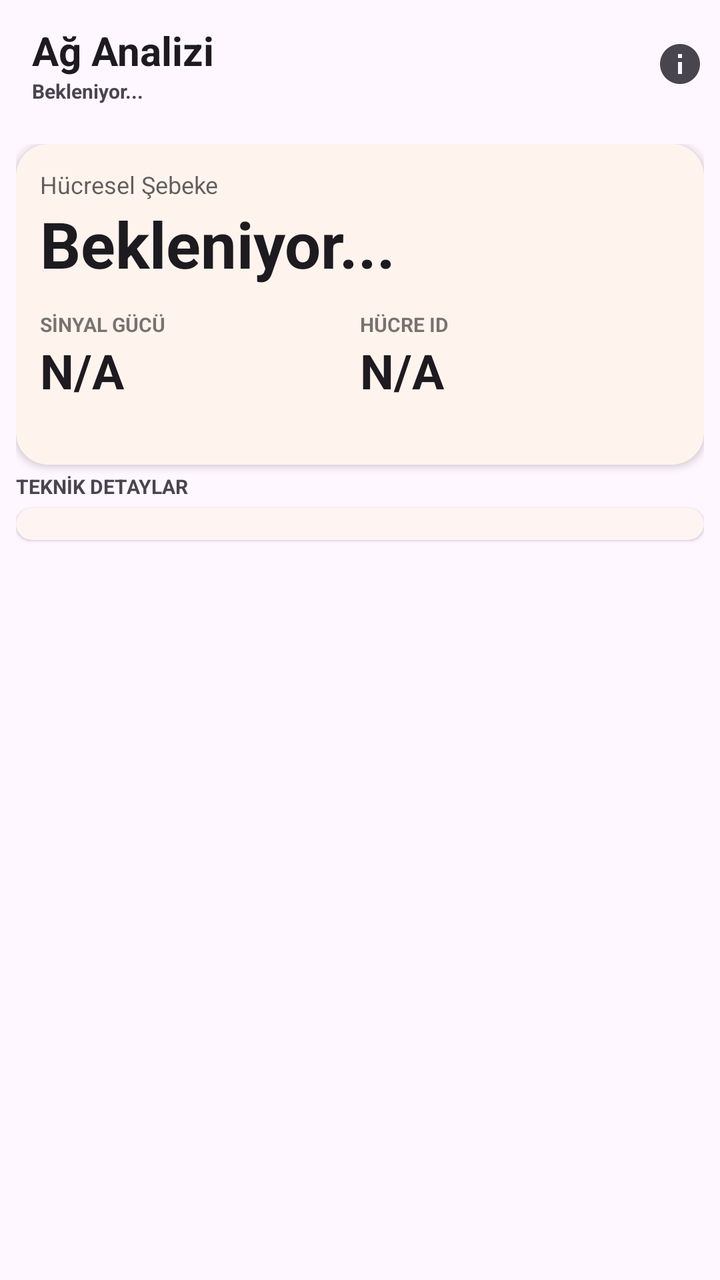
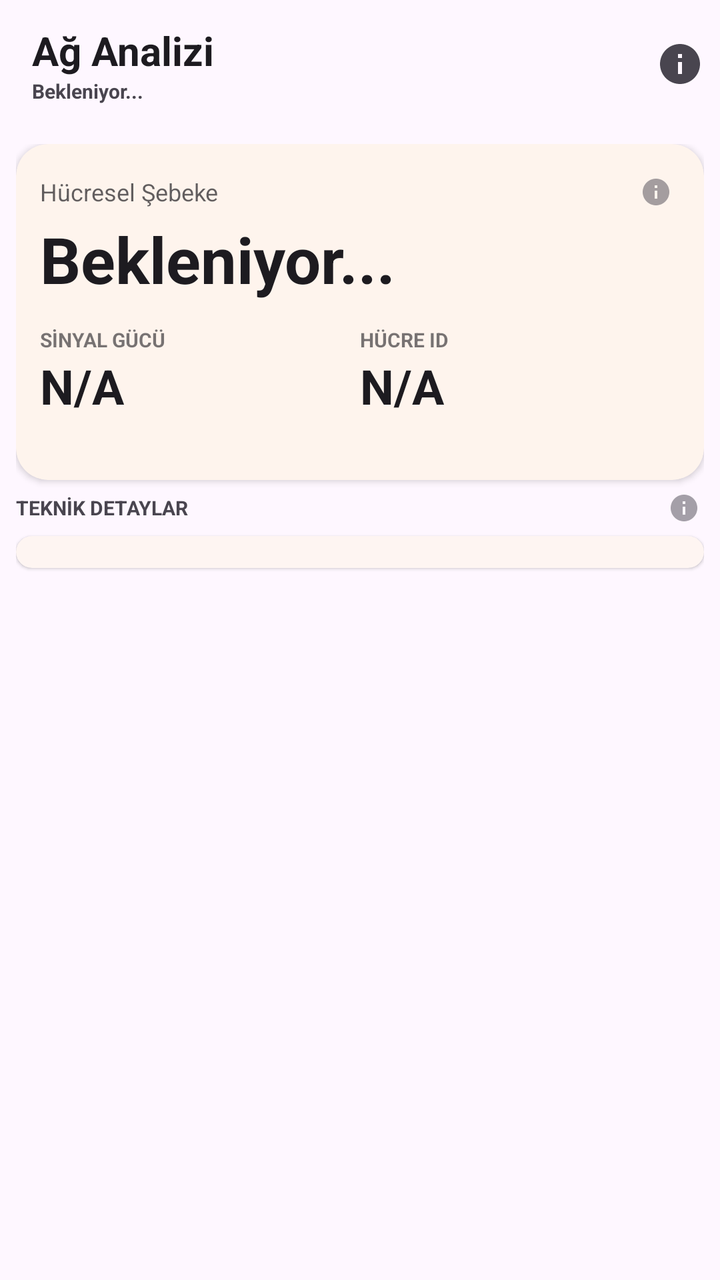

An Android layout rendered at two revisions. The XML below is the earlier revision; the diff shows what the commit changed to produce the second picture.
<!-- AndroidManifest.xml: application theme Theme.NetworkAnalyzer -->
<!-- res/layout/activity_main.xml -->
<?xml version="1.0" encoding="utf-8"?>
<androidx.coordinatorlayout.widget.CoordinatorLayout xmlns:android="http://schemas.android.com/apk/res/android"
    xmlns:app="http://schemas.android.com/apk/res-auto"
    xmlns:tools="http://schemas.android.com/tools"
    android:layout_width="match_parent"
    android:layout_height="match_parent"
    android:fitsSystemWindows="false"
    tools:context=".MainActivity">

    <com.google.android.material.appbar.AppBarLayout
        android:layout_width="match_parent"
        android:layout_height="wrap_content"
        app:elevation="0dp">

        <androidx.appcompat.widget.Toolbar
            android:id="@+id/toolbar"
            android:layout_width="match_parent"
            android:layout_height="?attr/actionBarSize">

                <RelativeLayout
                    android:layout_width="match_parent"
                    android:layout_height="wrap_content">

                    <LinearLayout
                        android:layout_width="wrap_content"
                        android:layout_height="wrap_content"
                        android:orientation="vertical"
                        android:layout_alignParentStart="true">

                        <TextView
                            android:layout_width="wrap_content"
                            android:layout_height="wrap_content"
                            android:text="@string/app_name"
                            android:textColor="?attr/colorOnSurface"
                            android:textSize="20sp"
                            android:textStyle="bold" />

                        <TextView
                            android:id="@+id/txtUpdateTime"
                            android:layout_width="wrap_content"
                            android:layout_height="wrap_content"
                            android:text="@string/waiting"
                            android:textColor="?attr/colorOnSurfaceVariant"
                            android:textSize="10sp"
                            android:textStyle="bold" />
                    </LinearLayout>

                    <ImageButton
                        android:id="@+id/btnAbout"
                        android:layout_width="40dp"
                        android:layout_height="40dp"
                        android:layout_alignParentEnd="true"
                        android:layout_centerVertical="true"
                        android:background="?attr/selectableItemBackgroundBorderless"
                        android:src="@drawable/ic_info"
                        app:tint="?attr/colorOnSurfaceVariant" />
                </RelativeLayout>
        </androidx.appcompat.widget.Toolbar>
    </com.google.android.material.appbar.AppBarLayout>

    <LinearLayout
        android:id="@+id/layoutWaitingPermissions"
        android:layout_width="match_parent"
        android:layout_height="match_parent"
        android:orientation="vertical"
        android:gravity="center"
        android:padding="24dp"
        android:visibility="gone"
        app:layout_behavior="@string/appbar_scrolling_view_behavior">

        <TextView
            android:layout_width="wrap_content"
            android:layout_height="wrap_content"
            android:text="@string/waiting_for_permissions"
            android:textColor="?attr/colorOnSurface"
            android:textSize="20sp"
            android:textStyle="bold"
            android:layout_marginBottom="16dp"
            android:gravity="center" />

        <TextView
            android:layout_width="wrap_content"
            android:layout_height="wrap_content"
            android:text="@string/waiting_for_permissions_desc"
            android:textColor="?attr/colorOnSurfaceVariant"
            android:textSize="14sp"
            android:layout_marginBottom="24dp"
            android:gravity="center" />

        <com.google.android.material.button.MaterialButton
            android:id="@+id/btnRequestPermissions"
            android:layout_width="wrap_content"
            android:layout_height="wrap_content"
            android:text="@string/grant_permissions"
            android:layout_marginBottom="8dp"
            app:cornerRadius="12dp" />

        <com.google.android.material.button.MaterialButton
            android:id="@+id/btnOpenSettings"
            style="@style/Widget.MaterialComponents.Button.OutlinedButton"
            android:layout_width="wrap_content"
            android:layout_height="wrap_content"
            android:text="@string/open_settings"
            app:cornerRadius="12dp" />
    </LinearLayout>

    <LinearLayout
        android:id="@+id/mainContentContainer"
        android:layout_width="match_parent"
        android:layout_height="match_parent"
        android:orientation="vertical"
        android:padding="8dp"
        android:fitsSystemWindows="false"
        app:layout_behavior="@string/appbar_scrolling_view_behavior">

        
        <com.google.android.material.card.MaterialCardView
            android:id="@+id/cardActiveHub"
            android:layout_width="match_parent"
            android:layout_height="wrap_content"
            android:layout_marginBottom="4dp"
            app:cardCornerRadius="16dp"
            app:cardElevation="2dp"
            app:strokeWidth="0dp">

            <LinearLayout
                android:layout_width="match_parent"
                android:layout_height="wrap_content"
                android:orientation="vertical"
                android:padding="12dp">

                <TextView
                    android:id="@+id/txtHubTitle"
                    android:layout_width="wrap_content"
                    android:layout_height="wrap_content"
                    android:text="@string/mobile_network"
                    android:textColor="?attr/colorOnSurface"
                    android:textSize="12sp"
                    android:alpha="0.7" />

                <TextView
                    android:id="@+id/txtHubMainValue"
                    android:layout_width="wrap_content"
                    android:layout_height="wrap_content"
                    android:text="@string/waiting"
                    android:textColor="?attr/colorOnSurface"
                    android:textSize="32sp"
                    android:textStyle="bold" />

                <LinearLayout
                    android:layout_width="match_parent"
                    android:layout_height="wrap_content"
                    android:layout_marginTop="12dp"
                    android:orientation="horizontal">

                    <LinearLayout
                        android:layout_width="0dp"
                        android:layout_height="wrap_content"
                        android:layout_weight="1"
                        android:orientation="vertical">

                        <TextView
                            android:id="@+id/txtHubSubLabel1"
                            android:layout_width="wrap_content"
                            android:layout_height="wrap_content"
                            android:text="@string/signal_strength"
                            android:textColor="?attr/colorOnSurface"
                            android:textSize="10sp"
                            android:textStyle="bold"
                            android:alpha="0.6" />

                        <TextView
                            android:id="@+id/txtHubSubValue1"
                            android:layout_width="wrap_content"
                            android:layout_height="wrap_content"
                            android:text="N/A"
                            android:textColor="?attr/colorOnSurface"
                            android:textSize="24sp"
                            android:textStyle="bold" />

                        <TextView
                            android:id="@+id/txtHubSubValue1Description"
                            android:layout_width="wrap_content"
                            android:layout_height="wrap_content"
                            android:text=""
                            android:textColor="?attr/colorOnSurface"
                            android:textSize="14sp"
                            android:textStyle="bold"
                            android:alpha="0.8" />
                    </LinearLayout>

                    <LinearLayout
                        android:layout_width="0dp"
                        android:layout_height="wrap_content"
                        android:layout_weight="1"
                        android:orientation="vertical">

                        <TextView
                            android:id="@+id/txtHubSubLabel2"
                            android:layout_width="wrap_content"
                            android:layout_height="wrap_content"
                            android:text="@string/cell_id"
                            android:textColor="?attr/colorOnSurface"
                            android:textSize="10sp"
                            android:textStyle="bold"
                            android:alpha="0.6" />

                        <TextView
                            android:id="@+id/txtHubSubValue2"
                            android:layout_width="wrap_content"
                            android:layout_height="wrap_content"
                            android:text="N/A"
                            android:textColor="?attr/colorOnSurface"
                            android:textSize="24sp"
                            android:textStyle="bold" />
                    </LinearLayout>
                </LinearLayout>
            </LinearLayout>
        </com.google.android.material.card.MaterialCardView>

        
        <LinearLayout
            android:id="@+id/secondaryContentContainer"
            android:layout_width="match_parent"
            android:layout_height="0dp"
            android:layout_weight="1"
            android:orientation="vertical">

            <LinearLayout
                android:id="@+id/detailsContainer"
                android:layout_width="match_parent"
                android:layout_height="0dp"
                android:layout_weight="1"
                android:orientation="vertical">

                
                <LinearLayout
                    android:id="@+id/containerMobileDetails"
                    android:layout_width="match_parent"
                    android:layout_height="wrap_content"
                    android:orientation="vertical">

                <TextView
                    android:layout_width="wrap_content"
                    android:layout_height="wrap_content"
                    android:layout_marginBottom="4dp"
                    android:text="@string/label_technical_details"
                    android:textColor="?attr/colorOnSurfaceVariant"
                    android:textSize="10sp"
                    android:textStyle="bold" />

                <com.google.android.material.card.MaterialCardView
                    android:layout_width="match_parent"
                    android:layout_height="wrap_content"
                    android:layout_marginBottom="4dp"
                    app:cardCornerRadius="16dp"
                    app:cardElevation="1dp"
                    app:strokeWidth="0dp">

                    <GridLayout
                        android:id="@+id/gridTechnicalDetails"
                        android:layout_width="match_parent"
                        android:layout_height="wrap_content"
                        android:columnCount="2"
                        android:padding="8dp" />
                </com.google.android.material.card.MaterialCardView>

                <LinearLayout
                    android:id="@+id/layout5GDetails"
                    android:layout_width="match_parent"
                    android:layout_height="wrap_content"
                    android:orientation="vertical"
                    android:visibility="gone">

                    <TextView
                        android:id="@+id/lbl5GDetails"
                        android:layout_width="wrap_content"
                        android:layout_height="wrap_content"
                        android:layout_marginBottom="4dp"
                        android:text="@string/label_5g_nsa"
                        android:textColor="?attr/colorOnSurfaceVariant"
                        android:textSize="10sp"
                        android:textStyle="bold" />

                    <com.google.android.material.card.MaterialCardView
                        android:id="@+id/card5GDetails"
                        android:layout_width="match_parent"
                        android:layout_height="wrap_content"
                        android:layout_marginBottom="4dp"
                        app:cardCornerRadius="16dp"
                        app:cardElevation="1dp"
                        app:strokeWidth="0dp">

                        <GridLayout
                            android:id="@+id/grid5GDetails"
                            android:layout_width="match_parent"
                            android:layout_height="wrap_content"
                            android:columnCount="2"
                            android:padding="8dp" />
                    </com.google.android.material.card.MaterialCardView>
                </LinearLayout>
            </LinearLayout>

            
            <LinearLayout
                android:id="@+id/containerWifiDetails"
                android:layout_width="match_parent"
                android:layout_height="wrap_content"
                android:orientation="vertical"
                android:visibility="gone">

                <TextView
                    android:layout_width="wrap_content"
                    android:layout_height="wrap_content"
                    android:layout_marginBottom="4dp"
                    android:text="IP DETAYLARI"
                    android:textColor="?attr/colorOnSurfaceVariant"
                    android:textSize="10sp"
                    android:textStyle="bold" />

                <com.google.android.material.card.MaterialCardView
                    android:layout_width="match_parent"
                    android:layout_height="wrap_content"
                    android:layout_marginBottom="4dp"
                    app:cardCornerRadius="16dp"
                    app:cardElevation="1dp"
                    app:strokeWidth="0dp">

                    <GridLayout
                        android:id="@+id/gridWifiIpDetails"
                        android:layout_width="match_parent"
                        android:layout_height="wrap_content"
                        android:columnCount="2"
                        android:padding="8dp" />
                </com.google.android.material.card.MaterialCardView>

                <TextView
                    android:layout_width="wrap_content"
                    android:layout_height="wrap_content"
                    android:layout_marginBottom="4dp"
                    android:text="SİNYAL KALİTESİ"
                    android:textColor="?attr/colorOnSurfaceVariant"
                    android:textSize="10sp"
                    android:textStyle="bold" />

                <com.google.android.material.card.MaterialCardView
                    android:layout_width="match_parent"
                    android:layout_height="wrap_content"
                    android:layout_marginBottom="4dp"
                    app:cardCornerRadius="16dp"
                    app:cardElevation="1dp"
                    app:strokeWidth="0dp">

                    <GridLayout
                        android:id="@+id/gridWifiSignalQuality"
                        android:layout_width="match_parent"
                        android:layout_height="wrap_content"
                        android:columnCount="2"
                        android:padding="8dp" />
                </com.google.android.material.card.MaterialCardView>

                <TextView
                    android:layout_width="wrap_content"
                    android:layout_height="wrap_content"
                    android:layout_marginBottom="4dp"
                    android:text="KANAL / GENİŞLİK"
                    android:textColor="?attr/colorOnSurfaceVariant"
                    android:textSize="10sp"
                    android:textStyle="bold" />

                <com.google.android.material.card.MaterialCardView
                    android:layout_width="match_parent"
                    android:layout_height="wrap_content"
                    android:layout_marginBottom="4dp"
                    app:cardCornerRadius="16dp"
                    app:cardElevation="1dp"
                    app:strokeWidth="0dp">

                    <GridLayout
                        android:id="@+id/gridWifiChannel"
                        android:layout_width="match_parent"
                        android:layout_height="wrap_content"
                        android:columnCount="2"
                        android:padding="8dp" />
                </com.google.android.material.card.MaterialCardView>

                <TextView
                    android:layout_width="wrap_content"
                    android:layout_height="wrap_content"
                    android:layout_marginBottom="4dp"
                    android:text="GÜVENLİK"
                    android:textColor="?attr/colorOnSurfaceVariant"
                    android:textSize="10sp"
                    android:textStyle="bold" />

                <com.google.android.material.card.MaterialCardView
                    android:layout_width="match_parent"
                    android:layout_height="wrap_content"
                    android:layout_marginBottom="4dp"
                    app:cardCornerRadius="16dp"
                    app:cardElevation="1dp"
                    app:strokeWidth="0dp">

                    <GridLayout
                        android:id="@+id/gridWifiSecurity"
                        android:layout_width="match_parent"
                        android:layout_height="wrap_content"
                        android:columnCount="2"
                        android:padding="8dp" />
                </com.google.android.material.card.MaterialCardView>
            </LinearLayout>
        </LinearLayout>
            
            
            <LinearLayout
                android:id="@+id/containerPerformanceTest"
                android:layout_width="match_parent"
                android:layout_height="wrap_content"
                android:orientation="vertical"
                android:layout_marginTop="8dp"
                android:visibility="gone">

            <RelativeLayout
                android:layout_width="match_parent"
                android:layout_height="wrap_content"
                android:layout_marginBottom="4dp">
                
                <TextView
                    android:layout_width="wrap_content"
                    android:layout_height="wrap_content"
                    android:layout_centerVertical="true"
                    android:text="PERFORMANS TESTİ"
                    android:textColor="?attr/colorOnSurfaceVariant"
                    android:textSize="10sp"
                    android:textStyle="bold" />

                <ImageButton
                    android:id="@+id/btnClosePerformance"
                    android:layout_width="32dp"
                    android:layout_height="32dp"
                    android:layout_alignParentEnd="true"
                    android:background="?attr/selectableItemBackgroundBorderless"
                    android:src="@drawable/ic_close"
                    android:visibility="gone"
                    app:tint="?attr/colorOnSurfaceVariant" />
            </RelativeLayout>

            <com.google.android.material.card.MaterialCardView
                android:layout_width="match_parent"
                android:layout_height="wrap_content"
                app:cardCornerRadius="16dp"
                app:cardElevation="1dp"
                app:strokeWidth="0dp">
                <LinearLayout
                    android:layout_width="match_parent"
                    android:layout_height="wrap_content"
                    android:orientation="vertical"
                    android:padding="12dp">
                    
                    <LinearLayout
                        android:id="@+id/layoutSpeedResults"
                        android:layout_width="match_parent"
                        android:layout_height="wrap_content"
                        android:orientation="vertical"
                        android:visibility="gone"
                        android:layout_marginBottom="12dp">
                        
                        <LinearLayout android:layout_width="match_parent" android:layout_height="wrap_content" android:orientation="horizontal" android:layout_marginBottom="4dp">
                            <TextView android:layout_width="100dp" android:layout_height="wrap_content" android:text="Ping:" android:textStyle="bold" android:textColor="?attr/colorOnSurface" android:textSize="14sp"/>
                            <TextView android:id="@+id/txtSpeedPing" android:layout_width="wrap_content" android:layout_height="wrap_content" android:text="@string/waiting" android:textColor="?attr/colorOnSurfaceVariant" android:textSize="14sp"/>
                        </LinearLayout>
                        
                        <LinearLayout android:layout_width="match_parent" android:layout_height="wrap_content" android:orientation="horizontal" android:layout_marginBottom="4dp">
                            <TextView android:layout_width="100dp" android:layout_height="wrap_content" android:text="Download:" android:textStyle="bold" android:textColor="?attr/colorOnSurface" android:textSize="14sp"/>
                            <TextView android:id="@+id/txtSpeedDownload" android:layout_width="wrap_content" android:layout_height="wrap_content" android:text="@string/waiting" android:textColor="?attr/colorOnSurfaceVariant" android:textSize="14sp"/>
                        </LinearLayout>
                        
                        <LinearLayout android:layout_width="match_parent" android:layout_height="wrap_content" android:orientation="horizontal">
                            <TextView android:layout_width="100dp" android:layout_height="wrap_content" android:text="Upload:" android:textStyle="bold" android:textColor="?attr/colorOnSurface" android:textSize="14sp"/>
                            <TextView android:id="@+id/txtSpeedUpload" android:layout_width="wrap_content" android:layout_height="wrap_content" android:text="@string/waiting" android:textColor="?attr/colorOnSurfaceVariant" android:textSize="14sp"/>
                        </LinearLayout>

                        <LinearLayout
                            android:id="@+id/layoutSpeedProgress"
                            android:layout_width="match_parent"
                            android:layout_height="wrap_content"
                            android:orientation="vertical"
                            android:layout_marginTop="12dp"
                            android:visibility="gone">

                            <com.google.android.material.progressindicator.LinearProgressIndicator
                                android:id="@+id/progressSpeedTest"
                                android:layout_width="match_parent"
                                android:layout_height="wrap_content"
                                android:max="100"
                                app:trackThickness="8dp"
                                app:trackCornerRadius="4dp" />

                            <TextView
                                android:id="@+id/txtSpeedCountdown"
                                android:layout_width="match_parent"
                                android:layout_height="wrap_content"
                                android:text="Kalan Süre: 10s"
                                android:textColor="?attr/colorOnSurfaceVariant"
                                android:textSize="11sp"
                                android:gravity="center"
                                android:layout_marginTop="4dp" />
                        </LinearLayout>
                    </LinearLayout>

                    <TextView
                        android:id="@+id/txtDataWarning"
                        android:layout_width="match_parent"
                        android:layout_height="wrap_content"
                        android:text="⚠️ Bu test yüksek miktarda veri tüketebilir (1GB+)."
                        android:textColor="#D50000"
                        android:textSize="10sp"
                        android:gravity="center"
                        android:layout_marginBottom="8dp"
                        android:visibility="gone" />
                    
                    <LinearLayout
                        android:layout_width="match_parent"
                        android:layout_height="wrap_content"
                        android:orientation="horizontal"
                        android:weightSum="3">

                        <com.google.android.material.button.MaterialButton
                            android:id="@+id/btnOpenPerformance"
                            android:layout_width="0dp"
                            android:layout_height="wrap_content"
                            android:layout_weight="1"
                            android:layout_marginEnd="4dp"
                            android:text="Aç"
                            android:textSize="14sp"
                            app:cornerRadius="12dp" />

                        <com.google.android.material.button.MaterialButton
                            android:id="@+id/btnStartSpeedTest"
                            android:layout_width="0dp"
                            android:layout_height="wrap_content"
                            android:layout_weight="2"
                            android:text="@string/repeat_test"
                            android:textSize="14sp"
                            app:cornerRadius="12dp" />
                    </LinearLayout>
                </LinearLayout>
            </com.google.android.material.card.MaterialCardView>
        </LinearLayout>
        </LinearLayout>
    </LinearLayout>
</androidx.coordinatorlayout.widget.CoordinatorLayout>
<!-- resources referenced by this layout -->
<resources>
  <!-- drawable ic_close (drawable) -->
  <vector xmlns:android="http://schemas.android.com/apk/res/android"
      android:width="24dp"
      android:height="24dp"
      android:viewportWidth="24"
      android:viewportHeight="24">
      <path
          android:fillColor="#000000"
          android:pathData="M19,6.41L17.59,5L12,10.59L6.41,5L5,6.41L10.59,12L5,17.59L6.41,19L12,13.41L17.59,19L19,17.59L13.41,12L19,6.41Z" />
  </vector>
  <!-- drawable ic_info (drawable) -->
  <vector xmlns:android="http://schemas.android.com/apk/res/android"
      android:width="24dp"
      android:height="24dp"
      android:viewportWidth="24"
      android:viewportHeight="24">
      <path
          android:fillColor="#000000"
          android:pathData="M12,2C6.48,2 2,6.48 2,12s4.48,10 10,10 10,-4.48 10,-10S17.52,2 12,2zM13,17h-2v-6h2v6zM13,9h-2L11,7h2v2z"/>
  </vector>
  <string name="app_name">Ağ Analizi</string>
  <string name="cell_id">HÜCRE ID</string>
  <string name="grant_permissions">İzinleri İste</string>
  <string name="label_5g_nsa">5G NSA</string>
  <string name="label_technical_details">TEKNİK DETAYLAR</string>
  <string name="mobile_network">Hücresel Şebeke</string>
  <string name="open_settings">Ayarları Aç</string>
  <string name="repeat_test">Testi Tekrarla</string>
  <string name="signal_strength">SİNYAL GÜCÜ</string>
  <string name="waiting">Bekleniyor...</string>
  <string name="waiting_for_permissions">İzinler ve Sensörler Bekleniyor</string>
  <string name="waiting_for_permissions_desc">Ağ analizi yapabilmek için Konum iznine ve Konum (GPS) servisinin açık olmasına ihtiyaç vardır. Lütfen gerekli izinleri verin ve Konum servisini açın.</string>
  <style name="Theme.NetworkAnalyzer" parent="Theme.Material3.DayNight.NoActionBar">
          <item name="colorPrimary">@color/turkcell</item>
      </style>
  <color name="turkcell">#FFD700</color>
</resources>

<!-- the commit's change to res/layout/activity_main.xml (unified diff, before → after) -->
@@ -129,14 +129,33 @@
                 android:orientation="vertical"
                 android:padding="12dp">
 
-                <TextView
-                    android:id="@+id/txtHubTitle"
-                    android:layout_width="wrap_content"
-                    android:layout_height="wrap_content"
-                    android:text="@string/mobile_network"
-                    android:textColor="?attr/colorOnSurface"
-                    android:textSize="12sp"
-                    android:alpha="0.7" />
+                <RelativeLayout
+                    android:layout_width="match_parent"
+                    android:layout_height="wrap_content">
+
+                    <TextView
+                        android:id="@+id/txtHubTitle"
+                        android:layout_width="wrap_content"
+                        android:layout_height="wrap_content"
+                        android:layout_centerVertical="true"
+                        android:text="@string/mobile_network"
+                        android:textColor="?attr/colorOnSurface"
+                        android:textSize="12sp"
+                        android:alpha="0.7" />
+
+                    <ImageButton
+                        android:id="@+id/btnInfoHub"
+                        android:layout_width="24dp"
+                        android:layout_height="24dp"
+                        android:layout_alignParentEnd="true"
+                        android:layout_centerVertical="true"
+                        android:background="?attr/selectableItemBackgroundBorderless"
+                        android:src="@drawable/ic_info"
+                        android:padding="4dp"
+                        android:scaleType="fitCenter"
+                        app:tint="?attr/colorOnSurfaceVariant"
+                        android:alpha="0.5" />
+                </RelativeLayout>
 
                 <TextView
                     android:id="@+id/txtHubMainValue"
@@ -240,14 +259,33 @@
                     android:layout_height="wrap_content"
                     android:orientation="vertical">
 
-                <TextView
-                    android:layout_width="wrap_content"
-                    android:layout_height="wrap_content"
-                    android:layout_marginBottom="4dp"
-                    android:text="@string/label_technical_details"
-                    android:textColor="?attr/colorOnSurfaceVariant"
-                    android:textSize="10sp"
-                    android:textStyle="bold" />
+                <RelativeLayout
+                    android:layout_width="match_parent"
+                    android:layout_height="wrap_content"
+                    android:layout_marginBottom="4dp">
+
+                    <TextView
+                        android:layout_width="wrap_content"
+                        android:layout_height="wrap_content"
+                        android:layout_centerVertical="true"
+                        android:text="@string/label_technical_details"
+                        android:textColor="?attr/colorOnSurfaceVariant"
+                        android:textSize="10sp"
+                        android:textStyle="bold" />
+
+                    <ImageButton
+                        android:id="@+id/btnInfoTechnical"
+                        android:layout_width="20dp"
+                        android:layout_height="20dp"
+                        android:layout_alignParentEnd="true"
+                        android:layout_centerVertical="true"
+                        android:background="?attr/selectableItemBackgroundBorderless"
+                        android:src="@drawable/ic_info"
+                        android:padding="2dp"
+                        android:scaleType="fitCenter"
+                        app:tint="?attr/colorOnSurfaceVariant"
+                        android:alpha="0.5" />
+                </RelativeLayout>
 
                 <com.google.android.material.card.MaterialCardView
                     android:layout_width="match_parent"
@@ -272,15 +310,34 @@
                     android:orientation="vertical"
                     android:visibility="gone">
 
-                    <TextView
-                        android:id="@+id/lbl5GDetails"
-                        android:layout_width="wrap_content"
-                        android:layout_height="wrap_content"
-                        android:layout_marginBottom="4dp"
-                        android:text="@string/label_5g_nsa"
-                        android:textColor="?attr/colorOnSurfaceVariant"
-                        android:textSize="10sp"
-                        android:textStyle="bold" />
+                    <RelativeLayout
+                        android:layout_width="match_parent"
+                        android:layout_height="wrap_content"
+                        android:layout_marginBottom="4dp">
+
+                        <TextView
+                            android:id="@+id/lbl5GDetails"
+                            android:layout_width="wrap_content"
+                            android:layout_height="wrap_content"
+                            android:layout_centerVertical="true"
+                            android:text="@string/label_5g_nsa"
+                            android:textColor="?attr/colorOnSurfaceVariant"
+                            android:textSize="10sp"
+                            android:textStyle="bold" />
+
+                        <ImageButton
+                            android:id="@+id/btnInfo5G"
+                            android:layout_width="20dp"
+                            android:layout_height="20dp"
+                            android:layout_alignParentEnd="true"
+                            android:layout_centerVertical="true"
+                            android:background="?attr/selectableItemBackgroundBorderless"
+                            android:src="@drawable/ic_info"
+                            android:padding="2dp"
+                            android:scaleType="fitCenter"
+                            app:tint="?attr/colorOnSurfaceVariant"
+                            android:alpha="0.5" />
+                    </RelativeLayout>
 
                     <com.google.android.material.card.MaterialCardView
                         android:id="@+id/card5GDetails"
@@ -309,14 +366,33 @@
                 android:orientation="vertical"
                 android:visibility="gone">
 
-                <TextView
-                    android:layout_width="wrap_content"
-                    android:layout_height="wrap_content"
-                    android:layout_marginBottom="4dp"
-                    android:text="IP DETAYLARI"
-                    android:textColor="?attr/colorOnSurfaceVariant"
-                    android:textSize="10sp"
-                    android:textStyle="bold" />
+                <RelativeLayout
+                    android:layout_width="match_parent"
+                    android:layout_height="wrap_content"
+                    android:layout_marginBottom="4dp">
+
+                    <TextView
+                        android:layout_width="wrap_content"
+                        android:layout_height="wrap_content"
+                        android:layout_centerVertical="true"
+                        android:text="WIFI DETAYLARI"
+                        android:textColor="?attr/colorOnSurfaceVariant"
+                        android:textSize="10sp"
+                        android:textStyle="bold" />
+
+                    <ImageButton
+                        android:id="@+id/btnInfoWifi"
+                        android:layout_width="20dp"
+                        android:layout_height="20dp"
+                        android:layout_alignParentEnd="true"
+                        android:layout_centerVertical="true"
+                        android:background="?attr/selectableItemBackgroundBorderless"
+                        android:src="@drawable/ic_info"
+                        android:padding="2dp"
+                        android:scaleType="fitCenter"
+                        app:tint="?attr/colorOnSurfaceVariant"
+                        android:alpha="0.5" />
+                </RelativeLayout>
 
                 <com.google.android.material.card.MaterialCardView
                     android:layout_width="match_parent"
@@ -420,30 +496,50 @@
                 android:layout_marginTop="8dp"
                 android:visibility="gone">
 
-            <RelativeLayout
-                android:layout_width="match_parent"
-                android:layout_height="wrap_content"
-                android:layout_marginBottom="4dp">
-                
-                <TextView
-                    android:layout_width="wrap_content"
-                    android:layout_height="wrap_content"
-                    android:layout_centerVertical="true"
-                    android:text="PERFORMANS TESTİ"
-                    android:textColor="?attr/colorOnSurfaceVariant"
-                    android:textSize="10sp"
-                    android:textStyle="bold" />
-
-                <ImageButton
-                    android:id="@+id/btnClosePerformance"
-                    android:layout_width="32dp"
-                    android:layout_height="32dp"
-                    android:layout_alignParentEnd="true"
-                    android:background="?attr/selectableItemBackgroundBorderless"
-                    android:src="@drawable/ic_close"
-                    android:visibility="gone"
-                    app:tint="?attr/colorOnSurfaceVariant" />
-            </RelativeLayout>
+                <RelativeLayout
+                    android:layout_width="match_parent"
+                    android:layout_height="wrap_content"
+                    android:layout_marginBottom="4dp">
+                    
+                    <TextView
+                        android:layout_width="wrap_content"
+                        android:layout_height="wrap_content"
+                        android:layout_centerVertical="true"
+                        android:text="PERFORMANS TESTİ"
+                        android:textColor="?attr/colorOnSurfaceVariant"
+                        android:textSize="10sp"
+                        android:textStyle="bold" />
+
+                    <LinearLayout
+                        android:layout_width="wrap_content"
+                        android:layout_height="wrap_content"
+                        android:layout_alignParentEnd="true"
+                        android:layout_centerVertical="true"
+                        android:orientation="horizontal"
+                        android:gravity="center_vertical">
+
+                        <ImageButton
+                            android:id="@+id/btnInfoPerformance"
+                            android:layout_width="20dp"
+                            android:layout_height="20dp"
+                            android:background="?attr/selectableItemBackgroundBorderless"
+                            android:src="@drawable/ic_info"
+                            android:padding="2dp"
+                            android:scaleType="fitCenter"
+                            app:tint="?attr/colorOnSurfaceVariant"
+                            android:alpha="0.5"
+                            android:layout_marginEnd="8dp" />
+
+                        <ImageButton
+                            android:id="@+id/btnClosePerformance"
+                            android:layout_width="32dp"
+                            android:layout_height="32dp"
+                            android:background="?attr/selectableItemBackgroundBorderless"
+                            android:src="@drawable/ic_close"
+                            android:visibility="gone"
+                            app:tint="?attr/colorOnSurfaceVariant" />
+                    </LinearLayout>
+                </RelativeLayout>
 
             <com.google.android.material.card.MaterialCardView
                 android:layout_width="match_parent"
